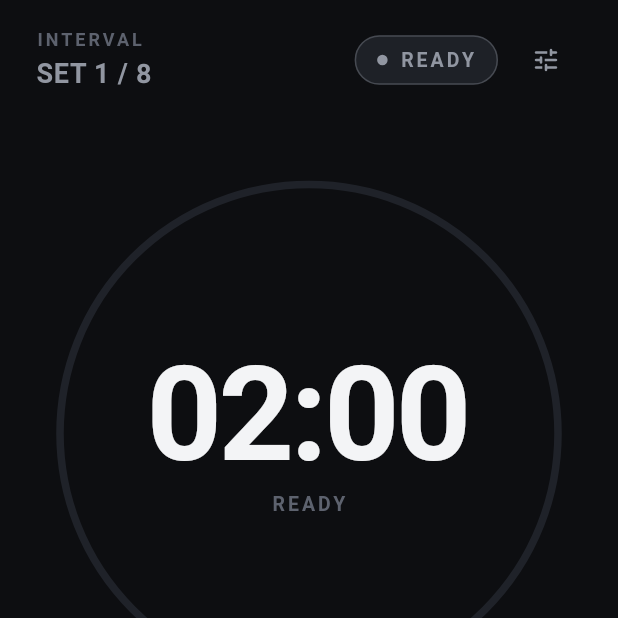
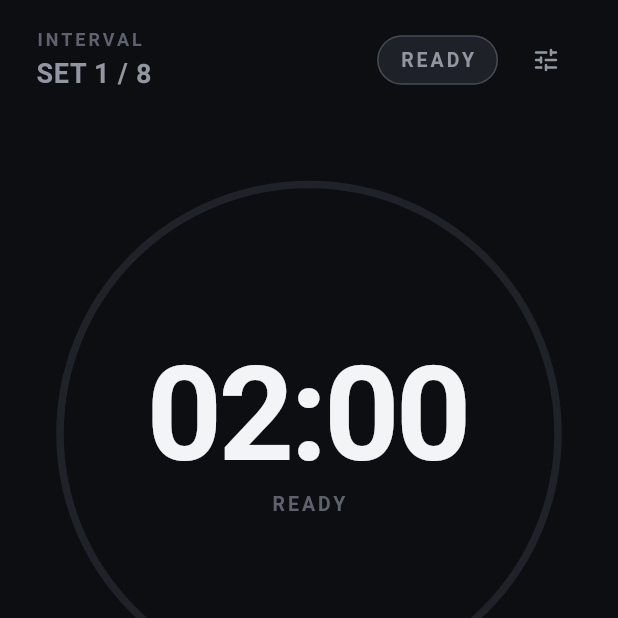
Before and after one commit to Kamil-Suhak/workout-timer, a Flutter app: the screen it shows after launch, on a phone screen of 412 x 824 dp, the top half of it. Run offline on Flutter 3.47's test engine with Material 3 defaults, Android fonts, the phone set to English and light mode, and no system bars; our stand-ins replace audioplayers, wakelock_plus.

Commit message:
style: remove indicator dot from workout phase pill

```diff
--- a/lib/widgets/phase_badge.dart
+++ b/lib/widgets/phase_badge.dart
@@ -21,24 +21,11 @@ class PhaseBadge extends StatelessWidget {
         borderRadius: BorderRadius.circular(20),
         border: Border.all(color: accent.withValues(alpha: 0.35), width: 1),
       ),
-      child: Row(
-        mainAxisSize: MainAxisSize.min,
-        children: [
-          Container(
-            width: 7,
-            height: 7,
-            decoration: BoxDecoration(shape: BoxShape.circle, color: accent),
-          ),
-          const SizedBox(width: 8),
-          Text(
-            phase.displayName,
-            style: AppTypography.phaseLabel.copyWith(
-              color: phase == WorkoutPhase.idle
-                  ? palette.textSecondary
-                  : accent,
-            ),
-          ),
-        ],
+      child: Text(
+        phase.displayName,
+        style: AppTypography.phaseLabel.copyWith(
+          color: phase == WorkoutPhase.idle ? palette.textSecondary : accent,
+        ),
       ),
     );
   }
```
